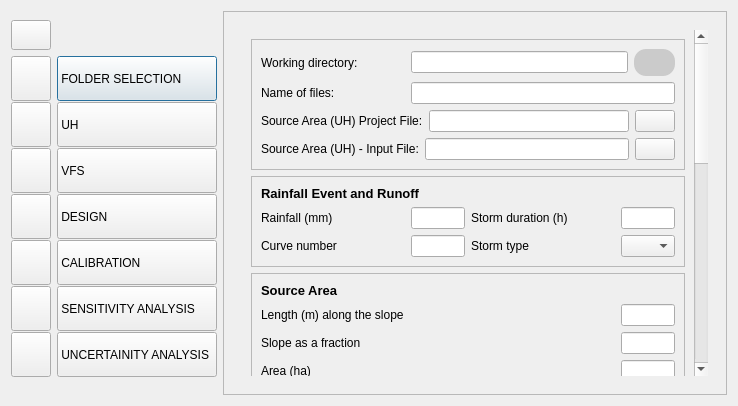
Qt form ui/Qvfsmod_dialog_base.ui (Inigobarbe/VFSMOD-GUI) before a commit.
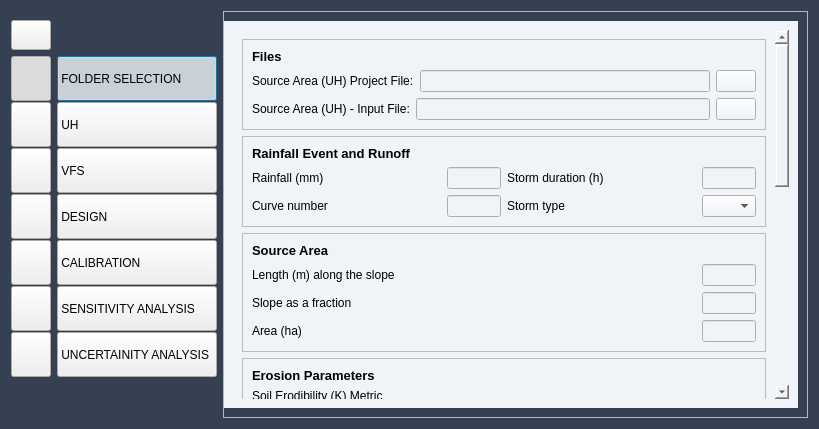
The same form after that commit. The open tabs and pages were chosen to show the change. Icons and pictures are not drawn.

```diff
--- a/ui/Qvfsmod_dialog_base.ui
+++ b/ui/Qvfsmod_dialog_base.ui
@@ -6,16 +6,24 @@
    <rect>
     <x>0</x>
     <y>0</y>
-    <width>738</width>
-    <height>403</height>
+    <width>819</width>
+    <height>429</height>
    </rect>
   </property>
   <property name="windowTitle">
    <string>Execution</string>
   </property>
+  <property name="styleSheet">
+   <string notr="true">#qvfsmodDialogBase {
+    background-color:#354052;  /* Cambiar el color de fondo */
+}</string>
+  </property>
   <layout class="QGridLayout" name="gridLayout_16">
    <item row="0" column="0">
     <widget class="QWidget" name="widget_3" native="true">
+     <property name="styleSheet">
+      <string notr="true"/>
+     </property>
      <layout class="QGridLayout" name="gridLayout_14">
       <property name="leftMargin">
        <number>0</number>
@@ -67,6 +75,9 @@
            <property name="checkable">
             <bool>true</bool>
            </property>
+           <property name="checked">
+            <bool>true</bool>
+           </property>
            <property name="autoExclusive">
             <bool>true</bool>
            </property>
@@ -344,6 +355,9 @@
            <property name="checkable">
             <bool>true</bool>
            </property>
+           <property name="checked">
+            <bool>true</bool>
+           </property>
            <property name="autoExclusive">
             <bool>true</bool>
            </property>
@@ -445,8 +459,8 @@
            </property>
            <property name="iconSize">
             <size>
-             <width>35</width>
-             <height>35</height>
+             <width>41</width>
+             <height>41</height>
             </size>
            </property>
            <property name="checkable">
@@ -585,6 +599,9 @@
    </item>
    <item row="0" column="1">
     <widget class="QFrame" name="frame_17">
+     <property name="styleSheet">
+      <string notr="true"/>
+     </property>
      <property name="frameShape">
       <enum>QFrame::StyledPanel</enum>
      </property>
@@ -592,8 +609,14 @@
       <enum>QFrame::Raised</enum>
      </property>
      <layout class="QGridLayout" name="gridLayout_21">
+      <property name="leftMargin">
+       <number>0</number>
+      </property>
       <item row="0" column="0">
        <widget class="QStackedWidget" name="stackedWidget">
+        <property name="styleSheet">
+         <string notr="true">background-color: #f0f3f8</string>
+        </property>
         <property name="currentIndex">
          <number>5</number>
         </property>
@@ -606,8 +629,64 @@
             </property>
            </widget>
           </item>
-          <item row="0" column="1">
-           <widget class="QLineEdit" name="lineEdit"/>
+          <item row="1" column="0">
+           <layout class="QHBoxLayout" name="horizontalLayout_2">
+            <item>
+             <widget class="QLabel" name="label_2">
+              <property name="minimumSize">
+               <size>
+                <width>150</width>
+                <height>0</height>
+               </size>
+              </property>
+              <property name="text">
+               <string>Change name of files:</string>
+              </property>
+             </widget>
+            </item>
+            <item>
+             <widget class="QLineEdit" name="name_files">
+              <property name="minimumSize">
+               <size>
+                <width>250</width>
+                <height>0</height>
+               </size>
+              </property>
+              <property name="maximumSize">
+               <size>
+                <width>315</width>
+                <height>16777215</height>
+               </size>
+              </property>
+             </widget>
+            </item>
+            <item>
+             <spacer name="horizontalSpacer_2">
+              <property name="orientation">
+               <enum>Qt::Horizontal</enum>
+              </property>
+              <property name="sizeHint" stdset="0">
+               <size>
+                <width>40</width>
+                <height>20</height>
+               </size>
+              </property>
+             </spacer>
+            </item>
+           </layout>
+          </item>
+          <item row="2" column="0">
+           <spacer name="verticalSpacer_3">
+            <property name="orientation">
+             <enum>Qt::Vertical</enum>
+            </property>
+            <property name="sizeHint" stdset="0">
+             <size>
+              <width>20</width>
+              <height>40</height>
+             </size>
+            </property>
+           </spacer>
           </item>
          </layout>
         </widget>
@@ -625,9 +704,9 @@
              <property name="geometry">
               <rect>
                <x>0</x>
-               <y>0</y>
-               <width>470</width>
-               <height>928</height>
+               <y>-462</y>
+               <width>554</width>
+               <height>890</height>
               </rect>
              </property>
              <layout class="QGridLayout" name="gridLayout_25">
@@ -812,88 +891,7 @@
                  <enum>QFrame::Raised</enum>
                 </property>
                 <layout class="QGridLayout" name="gridLayout_2">
-                 <item row="0" column="0">
-                  <layout class="QHBoxLayout" name="horizontalLayout">
-                   <item>
-                    <widget class="QLabel" name="label">
-                     <property name="minimumSize">
-                      <size>
-                       <width>144</width>
-                       <height>0</height>
-                      </size>
-                     </property>
-                     <property name="text">
-                      <string>Working directory:</string>
-                     </property>
-                    </widget>
-                   </item>
-                   <item>
-                    <widget class="QLineEdit" name="working_directory">
-                     <property name="maximumSize">
-                      <size>
-                       <width>315</width>
-                       <height>16777215</height>
-                      </size>
-                     </property>
-                    </widget>
-                   </item>
-                   <item>
-                    <widget class="QPushButton" name="select_directory">
-                     <property name="toolTip">
-                      <string/>
-                     </property>
-                     <property name="styleSheet">
-                      <string notr="true">QPushButton {
-					background-color: rgb(203, 203, 203);
-                    border: none;
-                    color: white;
-                    padding: 7px 7px;
-                    text-align: center;
-                    text-decoration: none;
-                    font-size: 10px;
-                    margin: 0px 0px;
-                    cursor: pointer;
-                    border-radius: 12px;
-                }
-                QPushButton:hover {
-                    background-color: #45a049; /* Verde oscuro al pasar el ratón */
-                }</string>
-                     </property>
-                     <property name="text">
-                      <string/>
-                     </property>
-                    </widget>
-                   </item>
-                  </layout>
-                 </item>
                  <item row="1" column="0">
-                  <layout class="QHBoxLayout" name="horizontalLayout_2">
-                   <item>
-                    <widget class="QLabel" name="label_2">
-                     <property name="minimumSize">
-                      <size>
-                       <width>144</width>
-                       <height>0</height>
-                      </size>
-                     </property>
-                     <property name="text">
-                      <string>Name of files:</string>
-                     </property>
-                    </widget>
-                   </item>
-                   <item>
-                    <widget class="QLineEdit" name="name_files">
-                     <property name="maximumSize">
-                      <size>
-                       <width>315</width>
-                       <height>16777215</height>
-                      </size>
-                     </property>
-                    </widget>
-                   </item>
-                  </layout>
-                 </item>
-                 <item row="2" column="0">
                   <layout class="QHBoxLayout" name="horizontalLayout_13">
                    <item>
                     <widget class="QLabel" name="label_14">
@@ -924,7 +922,7 @@
                    </item>
                   </layout>
                  </item>
-                 <item row="3" column="0">
+                 <item row="2" column="0">
                   <layout class="QHBoxLayout" name="horizontalLayout_14">
                    <item>
                     <widget class="QLabel" name="label_15">
@@ -951,6 +949,20 @@
                    </item>
                   </layout>
                  </item>
+                 <item row="0" column="0">
+                  <widget class="QLabel" name="label">
+                   <property name="font">
+                    <font>
+                     <pointsize>10</pointsize>
+                     <weight>75</weight>
+                     <bold>true</bold>
+                    </font>
+                   </property>
+                   <property name="text">
+                    <string>Files</string>
+                   </property>
+                  </widget>
+                 </item>
                 </layout>
                </widget>
               </item>
```
Left out of the diff: 225 changed lines with no effect on the pictures.
